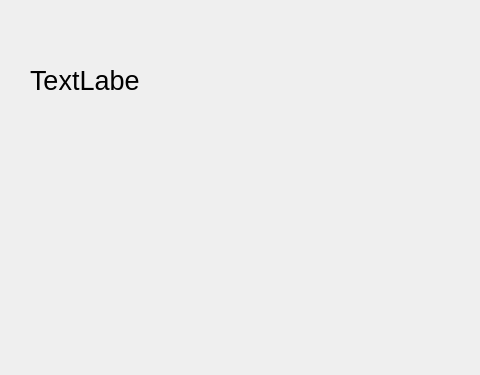
First picture: the form in frontend/clientwindow.ui, repository 22kmo-project/group_7, before the edit; both pictures show x 0 to 480 and y 0 to 375 of the 800 by 600 pixel window.
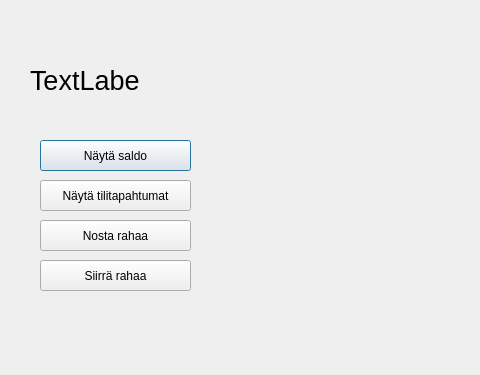
Second picture: the form after the edit.

Commit message: Qt-sovellukseen tehty toimintovalikko

Patch:
```diff
--- a/frontend/clientwindow.ui
+++ b/frontend/clientwindow.ui
@@ -31,6 +31,58 @@
     <string>TextLabel</string>
    </property>
   </widget>
+  <widget class="QPushButton" name="button_nayta_saldo">
+   <property name="geometry">
+    <rect>
+     <x>40</x>
+     <y>140</y>
+     <width>151</width>
+     <height>31</height>
+    </rect>
+   </property>
+   <property name="text">
+    <string>Näytä saldo</string>
+   </property>
+  </widget>
+  <widget class="QPushButton" name="button_nayta_tilitapahtumat">
+   <property name="geometry">
+    <rect>
+     <x>40</x>
+     <y>180</y>
+     <width>151</width>
+     <height>31</height>
+    </rect>
+   </property>
+   <property name="text">
+    <string>Näytä tilitapahtumat</string>
+   </property>
+  </widget>
+  <widget class="QPushButton" name="button_nosta_rahaa">
+   <property name="geometry">
+    <rect>
+     <x>40</x>
+     <y>220</y>
+     <width>151</width>
+     <height>31</height>
+    </rect>
+   </property>
+   <property name="text">
+    <string>Nosta rahaa</string>
+   </property>
+  </widget>
+  <widget class="QPushButton" name="button_siirra_rahaa">
+   <property name="geometry">
+    <rect>
+     <x>40</x>
+     <y>260</y>
+     <width>151</width>
+     <height>31</height>
+    </rect>
+   </property>
+   <property name="text">
+    <string>Siirrä rahaa</string>
+   </property>
+  </widget>
  </widget>
  <resources/>
  <connections/>
```
The commit also changes 2 other files.
